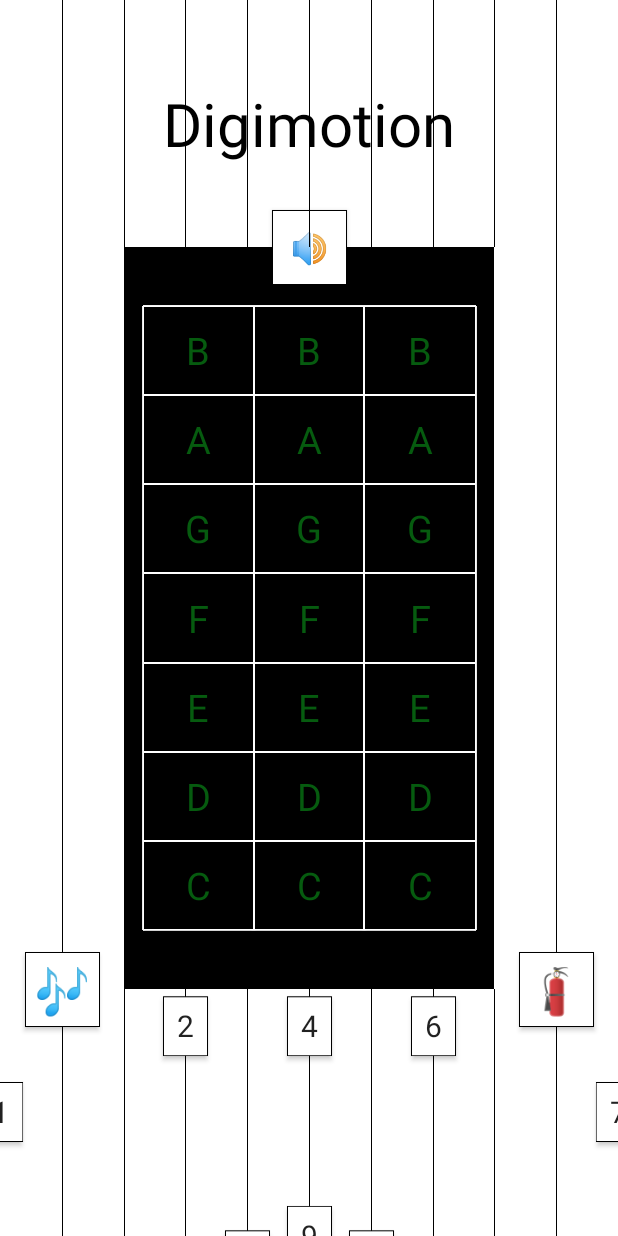
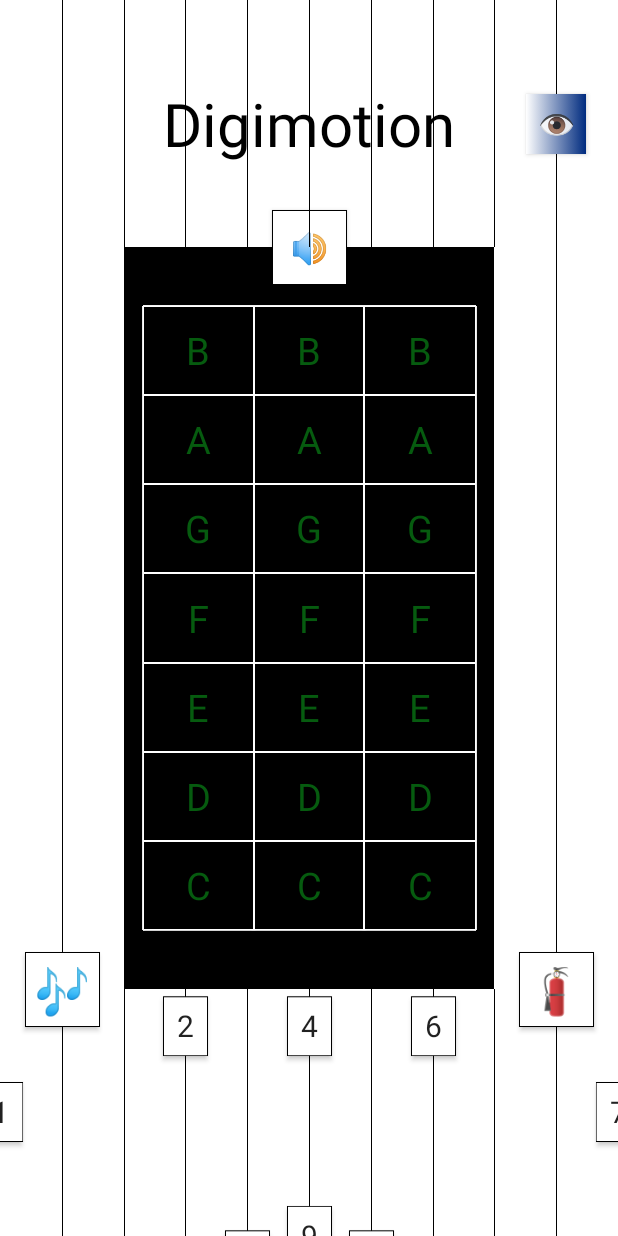
Before and after one commit to horjarobert/Android3rdTestApp, an Android app: the screen it shows after launch (MainActivity), on a phone screen of 412 x 824 dp. Run offline under Robolectric (Android 15) with nearby library versions, the phone set to English and light mode, and no system bars; Roboto replaces fonts that are not available here.

Commit message:
[UPD] 15th update -3/10

```diff
--- a/app/src/main/java/com/stufflex/digimotion/MainActivity.java
+++ b/app/src/main/java/com/stufflex/digimotion/MainActivity.java
@@ -6,19 +6,23 @@ import android.animation.AnimatorSet;
 import android.app.Activity;
 import android.app.ActivityOptions;
 import android.content.Context;
+import android.content.DialogInterface;
 import android.content.Intent;
+import android.graphics.drawable.AnimationDrawable;
 import android.media.AudioManager;
 import android.media.MediaPlayer;
 import android.os.Build;
 import android.os.Handler;
 import android.support.constraint.ConstraintLayout;
 import android.support.constraint.ConstraintSet;
+import android.support.v7.app.AlertDialog;
 import android.support.v7.app.AppCompatActivity;
 import android.os.Bundle;
 import android.transition.TransitionManager;
 import android.util.Pair;
 import android.view.Gravity;
 import android.view.View;
+import android.view.WindowManager;
 import android.view.animation.Animation;
 import android.view.animation.AnimationUtils;
 import android.widget.Button;
@@ -33,7 +37,7 @@ public class MainActivity extends AppCompatActivity {
     private Button btn_c_1, btn_c_2, btn_c_3, btn_c_4, btn_c_5, btn_c_6, btn_c_7;
 
     private Button btn_sound_on, btn_sound_off, btn_extinguisher, btn_musical_notes, btn_drum, btn_saxophone, btn_trumpet, btn_guitar, btn_violin, btn_piano,
-            btn_nr_zero, btn_nr_one, btn_nr_two, btn_nr_three, btn_nr_four, btn_nr_five, btn_nr_six, btn_nr_seven, btn_nr_eight, btn_nr_nine;
+            btn_nr_zero, btn_nr_one, btn_nr_two, btn_nr_three, btn_nr_four, btn_nr_five, btn_nr_six, btn_nr_seven, btn_nr_eight, btn_nr_nine, btn_eye, btn_eyes;
 
     private TextView txt_title, txt_bar_1, txt_bar_2, txt_bar_3, txt_bar_4, txt_bar_5,
             txt_support_line_1, txt_support_line_21, txt_support_line_22, txt_support_line_31, txt_support_line_32, txt_support_line_41,
@@ -74,14 +78,14 @@ public class MainActivity extends AppCompatActivity {
 
     private int int_piano = 1, int_drum = 0, int_saxophone = 0, int_trumpet = 0, int_guitar = 0, int_violin = 0;
 
-    private Animation anim_txt_title, anim_btn_musical_notes, anim_btn_extinguisher,
-                anim_btn_zero, anim_btn_one, anim_btn_two, anim_btn_three, anim_btn_four, anim_btn_five, anim_btn_six, anim_btn_seven,
-                anim_btn_eight, anim_btn_nine;
+    private Animation anim_btn_zero, anim_btn_one, anim_btn_two, anim_btn_three, anim_btn_four, anim_btn_five, anim_btn_six, anim_btn_seven, anim_btn_eight, anim_btn_nine;
 
     private ConstraintSet constraintSet_layout_OLD = new ConstraintSet();
     private ConstraintSet constraintSet_layout_NEW = new ConstraintSet();
 
     private Boolean isIncludeLayoutClicked = false;
+
+    private AnimationDrawable animEye;
 
     @Override
     protected void onCreate(Bundle savedInstanceState) {
@@ -90,6 +94,9 @@ public class MainActivity extends AppCompatActivity {
 
         // Navbar-fullscreen
         hideNavigationBar();
+
+        // Disable screenshot option by using FLAG_SECURE
+        getWindow().setFlags(WindowManager.LayoutParams.FLAG_SECURE, WindowManager.LayoutParams.FLAG_SECURE);
 
         // Initializations
         btn_a_1 = findViewById(R.id.btn_a_1);
@@ -126,6 +133,8 @@ public class MainActivity extends AppCompatActivity {
         btn_guitar = findViewById(R.id.btn_guitar);
         btn_violin = findViewById(R.id.btn_violin);
         btn_piano = findViewById(R.id.btn_piano);
+        btn_eye = findViewById(R.id.btn_eye);
+        btn_eyes = findViewById(R.id.btn_eyes);
 
         btn_nr_zero = findViewById(R.id.btn_nr_zero);
         btn_nr_one = findViewById(R.id.btn_nr_one);
@@ -173,6 +182,8 @@ public class MainActivity extends AppCompatActivity {
         btn_guitar.setVisibility(View.INVISIBLE);
         btn_violin.setVisibility(View.INVISIBLE);
         btn_piano.setVisibility(View.INVISIBLE);
+        btn_eye.setVisibility(View.INVISIBLE);
+        btn_eyes.setVisibility(View.INVISIBLE);
 
         btn_nr_zero.setVisibility(View.INVISIBLE);
         btn_nr_one.setVisibility(View.INVISIBLE);
@@ -189,7 +200,6 @@ public class MainActivity extends AppCompatActivity {
         constraintSet_layout_OLD.clone(main_layout);
         constraintSet_layout_NEW.clone(this, R.layout.clone_just_tabulature);
 
-
         // Sound buttons
         btn_sound_on.setOnClickListener(new View.OnClickListener() {
             @Override
@@ -267,9 +277,6 @@ public class MainActivity extends AppCompatActivity {
         setDownAndUp_btn_piano_reverse.playSequentially(scaleDown_btn_piano_reverse, scaleUp_btn_piano_reverse);
 
         // Set animations
-        anim_txt_title = AnimationUtils.loadAnimation(this, R.anim.left_to_right);
-        anim_btn_musical_notes = AnimationUtils.loadAnimation(this, R.anim.left_to_right);
-        anim_btn_extinguisher = AnimationUtils.loadAnimation(this, R.anim.right_to_left);
         anim_btn_zero = AnimationUtils.loadAnimation(this, R.anim.bounce_left_to_right);
         anim_btn_one = AnimationUtils.loadAnimation(this, R.anim.bounce_left_to_right);
         anim_btn_two = AnimationUtils.loadAnimation(this, R.anim.bounce_bottom_to_up_3);
@@ -281,9 +288,10 @@ public class MainActivity extends AppCompatActivity {
         anim_btn_eight = AnimationUtils.loadAnimation(this, R.anim.bounce_right_to_left);
         anim_btn_nine = AnimationUtils.loadAnimation(this, R.anim.bounce_bottom_to_up_1);
 
-//        txt_title.setAnimation(anim_txt_title);
-//        btn_musical_notes.setAnimation(anim_btn_musical_notes);
-//        btn_extinguisher.setAnimation(anim_btn_extinguisher);
+        // Awersome animation...
+        animEye = (AnimationDrawable) btn_eye.getBackground();
+        animEye.setEnterFadeDuration(1000);
+        animEye.setExitFadeDuration(1000);
 
         new Handler().postDelayed(new Runnable() {
             @Override
@@ -409,6 +417,14 @@ public class MainActivity extends AppCompatActivity {
                 txt_bar_5.setVisibility(View.INVISIBLE);
             }
         }, 4600);
+
+        new Handler().postDelayed(new Runnable() {
+            @Override
+            public void run() {
+                btn_eye.setVisibility(View.VISIBLE);
+                animEye.start();
+            }
+        }, 5000);
 
     }
 
@@ -3033,6 +3049,7 @@ public class MainActivity extends AppCompatActivity {
             txt_support_line_9.setVisibility(View.INVISIBLE);
             txt_title.setVisibility(View.INVISIBLE);
             btn_sound_on.setVisibility(View.INVISIBLE);
+            btn_eye.setVisibility(View.INVISIBLE);
 
         } else {
             constraintSet_layout_OLD.applyTo(main_layout);
@@ -3068,6 +3085,7 @@ public class MainActivity extends AppCompatActivity {
             txt_support_line_9.setVisibility(View.VISIBLE);
             txt_title.setVisibility(View.VISIBLE);
             btn_sound_on.setVisibility(View.VISIBLE);
+            btn_eye.setVisibility(View.VISIBLE);
             txt_bar_1.setVisibility(View.INVISIBLE);
             txt_bar_2.setVisibility(View.INVISIBLE);
             txt_bar_3.setVisibility(View.INVISIBLE);
@@ -3483,4 +3501,32 @@ public class MainActivity extends AppCompatActivity {
             lastToastTime = now;
         }
     }
+
+    public void ClickOnTheEye(View view) {
+
+        btn_eye.setVisibility(View.INVISIBLE);
+        btn_eyes.setVisibility(View.VISIBLE);
+
+        AlertDialog.Builder eye = new AlertDialog.Builder(MainActivity.this);
+        eye.setTitle("\uD83C\uDFC6 A powerful type of intelligence: synesthesia \uD83C\uDFB6");
+        eye.setMessage("\t\t\uD83C\uDFAF The main purpose of this app is to hear digits's music.\n" +
+                "\n\t\t🎯 It's more than a training, you'll see and hear, at the same time, every digit.\n" +
+                "\n\t\t🎯 You can choose the right instrument sound for your own delight. There is a C key scale from C to B (without halftones).\n" +
+                "\n\t\t🎯 Also, for your fun, you can play on those instruments by using the main (black) frame (click on margins for fullscreen).\n" +
+                "\n\t\t\uD83D\uDE0E Good to know: each icon has been taken from https://altcodeunicode.com (as unicode characters) and each sound was made in MuseScore 3.\n" +
+                "\n\t\t\uD83D\uDD14 This app is a pilot project and must be treated as such... \uD83D\uDC4D");
+        eye.setPositiveButton(R.string.str_thank_you, new DialogInterface.OnClickListener() {
+            @Override
+            public void onClick(DialogInterface dialogInterface, int i) {
+                dialogInterface.dismiss();
+                hideNavigationBar();
+
+                btn_eye.setVisibility(View.VISIBLE);
+                btn_eyes.setVisibility(View.INVISIBLE);
+            }
+        }).setCancelable(false).show();
+
+        // Navbar-fullscreen
+        hideNavigationBar();
+    }
 }
--- a/app/src/main/java/com/stufflex/digimotion/SplashScreenActivity.java
+++ b/app/src/main/java/com/stufflex/digimotion/SplashScreenActivity.java
@@ -11,6 +11,7 @@ import android.support.v7.app.AppCompatActivity;
 import android.os.Bundle;
 import android.util.Pair;
 import android.view.View;
+import android.view.WindowManager;
 import android.view.animation.Animation;
 import android.view.animation.AnimationUtils;
 import android.widget.ImageView;
@@ -26,8 +27,8 @@ public class SplashScreenActivity extends AppCompatActivity {
     private Runnable runnable_the_special_one;
     private Boolean isTheSpecialOneON = false;
     private ConstraintLayout goingOutLayout;
-    private Animator scaleDown_img_logo, scaleUp_img_logo, getScaleDown_img_logo_reverse, getScaleUp_img_logo_reverse;
-    private AnimatorSet setDownAndUp_img_logo, setDownAndUp_img_logo_reverse;
+    private Animator scaleDown_img_logo, scaleUp_img_logo;
+    private AnimatorSet setDownAndUp_img_logo;
 
     @Override
     protected void onCreate(Bundle savedInstanceState) {
@@ -36,6 +37,9 @@ public class SplashScreenActivity extends AppCompatActivity {
 
         // Navbar-fullscreen
         hideNavigationBar();
+
+        // Disable screenshot option by using FLAG_SECURE
+        getWindow().setFlags(WindowManager.LayoutParams.FLAG_SECURE, WindowManager.LayoutParams.FLAG_SECURE);
 
         // Initializations
         txt_b = findViewById(R.id.txt_b);
@@ -88,22 +92,13 @@ public class SplashScreenActivity extends AppCompatActivity {
         setDownAndUp_img_logo = new AnimatorSet();
         setDownAndUp_img_logo.playSequentially(scaleDown_img_logo, scaleUp_img_logo);
 
-        // Special guest | Animation for img_logo | REVERSE
-        getScaleDown_img_logo_reverse = AnimatorInflater.loadAnimator(this, R.animator.scale_down);
-
-        getScaleUp_img_logo_reverse = AnimatorInflater.loadAnimator(this, R.animator.scale_up);
-        getScaleUp_img_logo_reverse.setTarget(img_logo);
-
-        setDownAndUp_img_logo_reverse = new AnimatorSet();
-        setDownAndUp_img_logo_reverse.playSequentially(getScaleDown_img_logo_reverse, getScaleUp_img_logo_reverse);
-
         new Handler().postDelayed(new Runnable() {
             @Override
             public void run() {
                 txt_s.setVisibility(View.VISIBLE);
                 txt_s.setAnimation(anim_txt_s);
             }
-        }, 500);
+        }, 700);
 
         new Handler().postDelayed(new Runnable() {
             @Override
@@ -111,7 +106,7 @@ public class SplashScreenActivity extends AppCompatActivity {
                 txt_t.setVisibility(View.VISIBLE);
                 txt_t.setAnimation(anim_txt_t);
             }
-        }, 600);
+        }, 800);
 
         new Handler().postDelayed(new Runnable() {
             @Override
@@ -119,7 +114,7 @@ public class SplashScreenActivity extends AppCompatActivity {
                 txt_u.setVisibility(View.VISIBLE);
                 txt_u.setAnimation(anim_txt_u);
             }
-        }, 700);
+        }, 900);
 
         new Handler().postDelayed(new Runnable() {
             @Override
@@ -127,7 +122,7 @@ public class SplashScreenActivity extends AppCompatActivity {
                 txt_f1.setVisibility(View.VISIBLE);
                 txt_f1.setAnimation(anim_txt_f1);
             }
-        }, 800);
+        }, 1000);
 
         new Handler().postDelayed(new Runnable() {
             @Override
@@ -135,7 +130,7 @@ public class SplashScreenActivity extends AppCompatActivity {
                 txt_f2.setVisibility(View.VISIBLE);
                 txt_f2.setAnimation(anim_txt_f2);
             }
-        }, 900);
+        }, 1100);
 
         new Handler().postDelayed(new Runnable() {
             @Override
@@ -143,7 +138,7 @@ public class SplashScreenActivity extends AppCompatActivity {
                 txt_l.setVisibility(View.VISIBLE);
                 txt_l.setAnimation(anim_txt_l);
             }
-        }, 1000);
+        }, 1200);
 
         new Handler().postDelayed(new Runnable() {
             @Override
@@ -151,7 +146,7 @@ public class SplashScreenActivity extends AppCompatActivity {
                 txt_e.setVisibility(View.VISIBLE);
                 txt_e.setAnimation(anim_txt_e);
             }
-        }, 1100);
+        }, 1300);
 
         new Handler().postDelayed(new Runnable() {
             @Override
@@ -159,7 +154,7 @@ public class SplashScreenActivity extends AppCompatActivity {
                 txt_x.setVisibility(View.VISIBLE);
                 txt_x.setAnimation(anim_txt_x);
             }
-        }, 1200);
+        }, 1400);
 
         new Handler().postDelayed(new Runnable() {
             @Override
@@ -167,7 +162,7 @@ public class SplashScreenActivity extends AppCompatActivity {
                 img_logo.setVisibility(View.VISIBLE);
                 setDownAndUp_img_logo.start();
             }
-        }, 2200);
+        }, 2400);
 
 
         handler_the_special_one = new Handler();
@@ -177,7 +172,7 @@ public class SplashScreenActivity extends AppCompatActivity {
                 GoingOut();
             }
         };
-        handler_the_special_one.postDelayed(runnable_the_special_one, 3200);
+        handler_the_special_one.postDelayed(runnable_the_special_one, 3500);
 
         goingOutLayout.setOnClickListener(new View.OnClickListener() {
             @Override
--- /dev/null
+++ b/app/src/main/res/drawable/eye_1.xml
@@ -0,0 +1,20 @@
+<ripple xmlns:android="http://schemas.android.com/apk/res/android"
+    android:color="@color/white">
+
+    <item>
+        <shape android:shape="rectangle">
+
+            <gradient
+                android:startColor="@color/white"
+                android:endColor="@color/ro_blue"
+                android:angle="0"
+                />
+
+            <size android:height="200dp"
+                android:width="200dp">
+            </size>
+
+        </shape>
+    </item>
+
+</ripple>
--- /dev/null
+++ b/app/src/main/res/drawable/eye_2.xml
@@ -0,0 +1,20 @@
+<ripple xmlns:android="http://schemas.android.com/apk/res/android"
+    android:color="@color/white">
+
+    <item>
+        <shape android:shape="rectangle">
+
+            <gradient
+                android:startColor="@color/white"
+                android:endColor="@color/ro_yellow"
+                android:angle="270"
+                />
+
+            <size android:height="200dp"
+                android:width="200dp">
+            </size>
+
+        </shape>
+    </item>
+
+</ripple>
--- /dev/null
+++ b/app/src/main/res/drawable/eye_3.xml
@@ -0,0 +1,20 @@
+<ripple xmlns:android="http://schemas.android.com/apk/res/android"
+    android:color="@color/white">
+
+    <item>
+        <shape android:shape="rectangle">
+
+            <gradient
+                android:startColor="@color/white"
+                android:endColor="@color/ro_red"
+                android:angle="180"
+                />
+
+            <size android:height="200dp"
+                android:width="200dp">
+            </size>
+
+        </shape>
+    </item>
+
+</ripple>
--- /dev/null
+++ b/app/src/main/res/drawable/eye_list.xml
@@ -0,0 +1,14 @@
+<?xml version="1.0" encoding="utf-8"?>
+<animation-list xmlns:android="http://schemas.android.com/apk/res/android">
+
+    <item android:drawable="@drawable/eye_1"
+        android:duration="7000"
+        />
+    <item android:drawable="@drawable/eye_2"
+        android:duration="7000"
+        />
+    <item android:drawable="@drawable/eye_3"
+        android:duration="7000"
+        />
+
+</animation-list>
--- a/app/src/main/res/layout/activity_main.xml
+++ b/app/src/main/res/layout/activity_main.xml
@@ -339,6 +339,39 @@
         app:layout_constraintEnd_toStartOf="@+id/guideline_vt_9"
         app:layout_constraintStart_toStartOf="@+id/guideline_vt_9"
         app:layout_constraintTop_toTopOf="@+id/guideline_ht_8" />
+
+    <Button
+        android:id="@+id/btn_eye"
+        android:layout_width="40dp"
+        android:layout_height="40dp"
+        android:background="@drawable/eye_list"
+        android:onClick="ClickOnTheEye"
+        android:text="@string/str_eye"
+        android:textAlignment="center"
+        android:textSize="20sp"
+        android:translationZ="2dp"
+        android:gravity="center"
+        app:layout_constraintBottom_toTopOf="@+id/guideline_ht_1"
+        app:layout_constraintEnd_toStartOf="@+id/guideline_vt_9"
+        app:layout_constraintStart_toStartOf="@+id/guideline_vt_9"
+        app:layout_constraintTop_toTopOf="@+id/guideline_ht_1" />
+
+    <Button
+        android:id="@+id/btn_eyes"
+        android:layout_width="40dp"
+        android:layout_height="40dp"
+        android:background="@drawable/number_buttons_background"
+        android:onClick="ClickOnTheEye"
+        android:text="@string/str_eyes"
+        android:textAlignment="center"
+        android:textSize="20sp"
+        android:translationZ="2dp"
+        android:gravity="center"
+        android:visibility="invisible"
+        app:layout_constraintBottom_toTopOf="@+id/guideline_ht_1"
+        app:layout_constraintEnd_toStartOf="@+id/guideline_vt_9"
+        app:layout_constraintStart_toStartOf="@+id/guideline_vt_9"
+        app:layout_constraintTop_toTopOf="@+id/guideline_ht_1" />
 
     <Button
         android:id="@+id/btn_musical_notes"
--- a/app/src/main/res/values-night/themes.xml
+++ b/app/src/main/res/values-night/themes.xml
@@ -4,7 +4,7 @@
         <!-- Primary brand color. -->
         <item name="colorPrimary">@color/white</item>
         <item name="colorPrimaryDark">@color/black</item>
-        <item name="colorAccent">@color/white</item>
+        <item name="colorAccent">@color/black</item>
         <!-- Customize your theme here. -->
     </style>
 </resources>
--- a/app/src/main/res/values/colors.xml
+++ b/app/src/main/res/values/colors.xml
@@ -12,4 +12,7 @@
     <color name="black_gray">#5b5b5b</color>
     <color name="pariz">#038aa2</color>
     <color name="greez">#065b0f</color>
+    <color name="ro_blue">#002b7f</color>
+    <color name="ro_yellow">#fcd116</color>
+    <color name="ro_red">#ce1126</color>
 </resources>
--- a/app/src/main/res/values/strings.xml
+++ b/app/src/main/res/values/strings.xml
@@ -16,6 +16,11 @@
     <string name="str_sound_off">🔇</string>
     <string name="str_broom">🧹</string>
     <string name="str_extinguisher">🧯</string>
+    <string name="str_inbox">📥</string>
+    <string name="str_satellite">📡</string>
+    <string name="str_eye">👁</string>
+    <string name="str_brain">🧠</string>
+    <string name="str_eyes">👀</string>
 
     <string name="str_musical_notes">🎶</string>
     <string name="str_piano">🎹</string>
@@ -46,4 +51,6 @@
 
     <string name="str_b">b</string>
     <string name="str_y">y</string>
+
+    <string name="str_thank_you">Thank you!</string>
 </resources>
--- a/app/src/main/res/values/themes.xml
+++ b/app/src/main/res/values/themes.xml
@@ -4,7 +4,7 @@
         <!-- Primary brand color. -->
         <item name="colorPrimary">@color/white</item>
         <item name="colorPrimaryDark">@color/black</item>
-        <item name="colorAccent">@color/white</item>
+        <item name="colorAccent">@color/black</item>
         <!-- Customize your theme here. -->
     </style>
 </resources>
```
